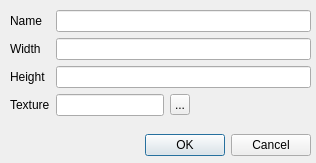
First picture: the form in Epsilon5-MapGen/createmapdialog.ui, repository bakwc/Epsilon5, before the edit.
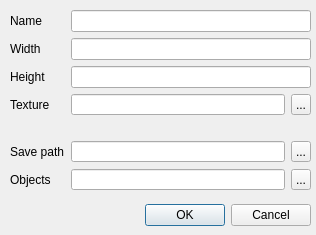
Second picture: the form after the edit.

Diff of the .ui file:
```diff
--- a/Epsilon5-MapGen/createmapdialog.ui
+++ b/Epsilon5-MapGen/createmapdialog.ui
@@ -7,7 +7,7 @@
     <x>0</x>
     <y>0</y>
     <width>316</width>
-    <height>163</height>
+    <height>235</height>
    </rect>
   </property>
   <property name="windowTitle">
@@ -17,7 +17,7 @@
    <property name="geometry">
     <rect>
      <x>20</x>
-     <y>130</y>
+     <y>200</y>
      <width>291</width>
      <height>31</height>
     </rect>
@@ -35,10 +35,13 @@
      <x>10</x>
      <y>10</y>
      <width>301</width>
-     <height>111</height>
+     <height>181</height>
     </rect>
    </property>
    <layout class="QFormLayout" name="formLayout">
+    <property name="fieldGrowthPolicy">
+     <enum>QFormLayout::AllNonFixedFieldsGrow</enum>
+    </property>
     <item row="0" column="0">
      <widget class="QLabel" name="label">
       <property name="text">
@@ -76,18 +79,41 @@
       </property>
      </widget>
     </item>
+    <item row="4" column="0">
+     <spacer name="verticalSpacer">
+      <property name="orientation">
+       <enum>Qt::Vertical</enum>
+      </property>
+      <property name="sizeHint" stdset="0">
+       <size>
+        <width>20</width>
+        <height>5</height>
+       </size>
+      </property>
+     </spacer>
+    </item>
+    <item row="4" column="1">
+     <spacer name="verticalSpacer_2">
+      <property name="orientation">
+       <enum>Qt::Vertical</enum>
+      </property>
+      <property name="sizeHint" stdset="0">
+       <size>
+        <width>20</width>
+        <height>5</height>
+       </size>
+      </property>
+     </spacer>
+    </item>
+    <item row="5" column="0">
+     <widget class="QLabel" name="label_5">
+      <property name="text">
+       <string>Save path</string>
+      </property>
+     </widget>
+    </item>
     <item row="3" column="1">
-     <layout class="QFormLayout" name="formLayout_2">
-      <property name="rowWrapPolicy">
-       <enum>QFormLayout::DontWrapRows</enum>
-      </property>
-      <item row="0" column="0">
-       <widget class="QLineEdit" name="texturePath">
-        <property name="readOnly">
-         <bool>true</bool>
-        </property>
-       </widget>
-      </item>
+     <layout class="QGridLayout" name="gridLayout">
       <item row="0" column="1">
        <widget class="QToolButton" name="selectTextureButton">
         <property name="minimumSize">
@@ -107,6 +133,80 @@
         </property>
         <property name="layoutDirection">
          <enum>Qt::LeftToRight</enum>
+        </property>
+        <property name="text">
+         <string>...</string>
+        </property>
+       </widget>
+      </item>
+      <item row="0" column="0">
+       <widget class="QLineEdit" name="texturePath">
+        <property name="readOnly">
+         <bool>true</bool>
+        </property>
+       </widget>
+      </item>
+     </layout>
+    </item>
+    <item row="5" column="1">
+     <layout class="QGridLayout" name="gridLayout_2">
+      <item row="0" column="0">
+       <widget class="QLineEdit" name="path">
+        <property name="readOnly">
+         <bool>true</bool>
+        </property>
+       </widget>
+      </item>
+      <item row="0" column="1">
+       <widget class="QToolButton" name="selectPathButton">
+        <property name="minimumSize">
+         <size>
+          <width>20</width>
+          <height>0</height>
+         </size>
+        </property>
+        <property name="maximumSize">
+         <size>
+          <width>20</width>
+          <height>16777215</height>
+         </size>
+        </property>
+        <property name="text">
+         <string>...</string>
+        </property>
+       </widget>
+      </item>
+     </layout>
+    </item>
+    <item row="6" column="0">
+     <widget class="QLabel" name="label_6">
+      <property name="text">
+       <string>Objects </string>
+      </property>
+     </widget>
+    </item>
+    <item row="6" column="1">
+     <layout class="QGridLayout" name="gridLayout_3">
+      <item row="0" column="0">
+       <widget class="QLineEdit" name="objPath">
+        <property name="readOnly">
+         <bool>true</bool>
+        </property>
+       </widget>
+      </item>
+      <item row="0" column="1">
+       <widget class="QToolButton" name="objPathButton">
+        <property name="minimumSize">
+         <size>
+          <width>20</width>
+          <height>0</height>
+         </size>
+        </property>
+        <property name="maximumSize">
+         <size>
+          <width>20</width>
+          <height>16777215</height>
+         </size>
         </property>
         <property name="text">
          <string>...</string>
```
Left out of the diff: 12 changed lines with no effect on the pictures.
